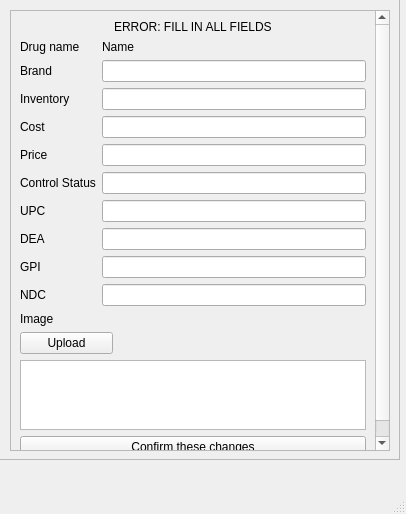
Before: the Qt Designer form addgrug.ui in WNewsome/Pharmaceutical-Point-of-Sale, drawn with Qt 5.
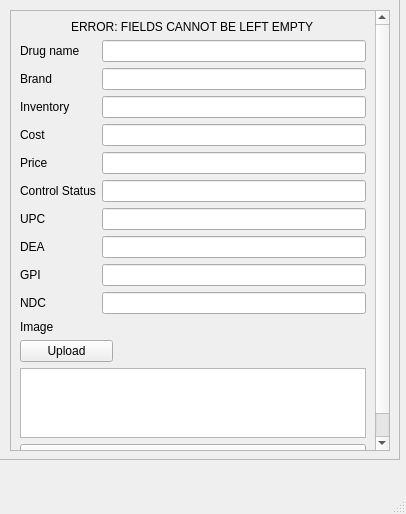
After: the same form once the commit is applied.

```diff
--- a/addgrug.ui
+++ b/addgrug.ui
@@ -32,7 +32,7 @@
        <x>0</x>
        <y>0</y>
        <width>357</width>
-       <height>511</height>
+       <height>517</height>
       </rect>
      </property>
      <layout class="QGridLayout" name="gridLayout_2">
@@ -66,13 +66,6 @@
           </property>
          </widget>
         </item>
-        <item row="1" column="1">
-         <widget class="QLabel" name="drugname">
-          <property name="text">
-           <string>Name</string>
-          </property>
-         </widget>
-        </item>
         <item row="3" column="1">
          <widget class="QLineEdit" name="invintory">
           <property name="text">
@@ -178,6 +171,13 @@
           </property>
          </widget>
         </item>
+        <item row="1" column="1">
+         <widget class="QLineEdit" name="drugname">
+          <property name="text">
+           <string/>
+          </property>
+         </widget>
+        </item>
        </layout>
       </item>
       <item row="4" column="0">
@@ -216,7 +216,7 @@
          <bool>true</bool>
         </property>
         <property name="text">
-         <string>ERROR: FILL IN ALL FIELDS</string>
+         <string>ERROR: FIELDS CANNOT BE LEFT EMPTY</string>
         </property>
        </widget>
       </item>
```
